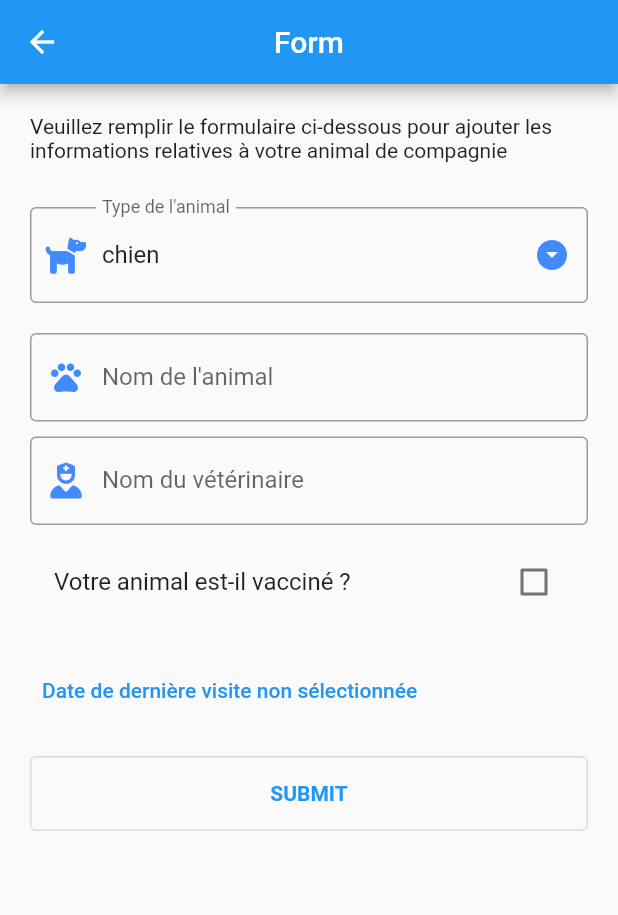
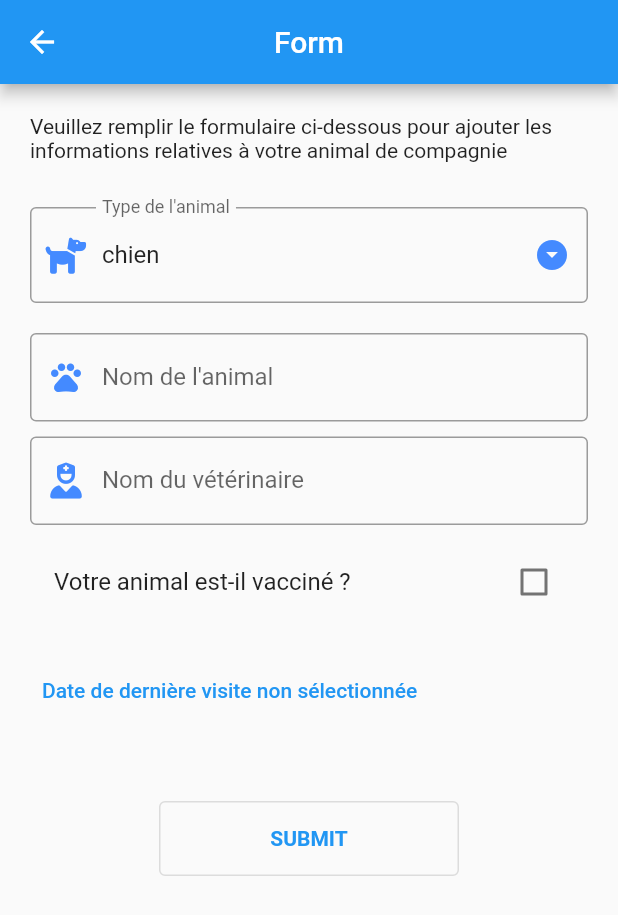
Before and after one commit to remidijoux/petcare, a Flutter app: the carnetSante screen opened directly, on a phone screen of 412 x 824 dp. Shown: the top 915 px of the screen. Run offline on Flutter 3.47's test engine with Material 2 defaults, Android fonts, the phone set to English and light mode, and no system bars; our stand-ins replace firebase_core, font_awesome_flutter; accounts and stored records are empty.

```diff
--- a/lib/main.dart
+++ b/lib/main.dart
@@ -49,7 +49,7 @@ class _MyHomePageState extends State<MyHomePage> {
   void navigateToDestinationPage(BuildContext context) {}
 
   void navigateToFoodRecommendations() {
-    // recommandat-ions de nourriture
+    // recommandations de nourriture
   }
 
   void navigateToAnimalLocation() {
--- /dev/null
+++ b/lib/models/pet_user_model.dart
@@ -0,0 +1,16 @@
+import 'package:flutter/material.dart';
+class PetUser {
+  String? petType;
+  String? petName;
+  String? vetName;
+  bool? isVaccinated;
+  DateTime? lastVisitDate;
+
+  PetUser({
+    this.petType,
+    this.petName,
+    this.vetName,
+    this.isVaccinated,
+    this.lastVisitDate,
+  });
+}
--- a/lib/widgets/carnet_de_sante.dart
+++ b/lib/widgets/carnet_de_sante.dart
@@ -3,6 +3,8 @@ import 'package:petcare/main.dart';
 import 'package:petcare/widgets/details.dart';
 import 'package:font_awesome_flutter/font_awesome_flutter.dart';
 import 'package:intl/intl.dart';
+import 'package:petcare/widgets/submit_btn.dart';
+import 'package:petcare/models/pet_user_model.dart';
 
 class carnetSante extends StatefulWidget {
   const carnetSante({Key? key}) : super(key: key);
@@ -12,12 +14,8 @@ class carnetSante extends StatefulWidget {
 }
 
 class _carnetSanteState extends State<carnetSante> {
-  /*@override
-  void initState() {
-    super.initState();
-    _petnamecontroller.addListener(_updateText);
-  }
-*/
+
+
 
   final Map<String, IconData> _typeIconMap = {
     'chien': FontAwesomeIcons.dog,
@@ -62,9 +60,17 @@ class _carnetSanteState extends State<carnetSante> {
           padding: EdgeInsets.all(20.0),
           child: ListView(
             children: [
-              const Text("Veuillez remplir le formulaire ci-dessous pour ajouter les informations relatives à votre animal de compagnie"),
+              //Todo: add Image
+              const Text(
+                  "Veuillez remplir le formulaire ci-dessous pour ajouter les informations relatives à votre animal de compagnie"),
               const SizedBox(height: 30.0),
 
+              // form
+
+              Form(
+                  key: _formKey,
+                  child: Column(
+                    children: [
                       // Dropdownbutton
                       DropdownButtonFormField(
                         value: _selectedVal,
@@ -97,6 +103,12 @@ class _carnetSanteState extends State<carnetSante> {
 
                       const SizedBox(height: 20.0),
                       TextFormField(
+                        validator: (value) {
+                          if (value == null || value.isEmpty) {
+                            return 'Please enter some text';
+                          } else
+                            null;
+                        },
                         controller: _petnamecontroller,
                         decoration: InputDecoration(
                             labelText: 'Nom de l\'animal',
@@ -107,6 +119,12 @@ class _carnetSanteState extends State<carnetSante> {
                       const SizedBox(height: 10.0),
                       //Use to add space  between Text fields
                       TextFormField(
+                        validator: (value) {
+                          if (value == null || value.isEmpty) {
+                            return 'Please enter some text';
+                          } else
+                            null;
+                        },
                         controller: _petvetcontroller,
                         decoration: InputDecoration(
                             labelText: 'Nom du vétérinaire',
@@ -133,7 +151,7 @@ class _carnetSanteState extends State<carnetSante> {
                       const SizedBox(
                         height: 20.0,
                       ),
-
+                      // DatePicker
                       TextButton(
                         onPressed: () async {
                           final DateTime? picked = await showDatePicker(
@@ -154,40 +172,37 @@ class _carnetSanteState extends State<carnetSante> {
                             _lastVisitDate != null
                                 ? 'Date de dernière visite : ${DateFormat('dd/MM/yyyy').format(_lastVisitDate!)}'
                                 : 'Date de dernière visite non sélectionnée',
-
                           ),
                         ),
                       ),
 
+                      //button submit
+                      const SizedBox(height: 20.0),
+                      submitBtn(
+                      onPress: (){
+
+                        if(_formKey.currentState!.validate()){
+                          PetUser petUser = PetUser();
+
+                          petUser.petName= _petnamecontroller.text   ;
+                          petUser.vetName = _petvetcontroller.text ;
+                          petUser.isVaccinated =_listTileCheckBox! ;
+                          petUser.petType = _selectedVal! ;
+                          petUser.lastVisitDate = _lastVisitDate! ;
+                          Navigator.push(context, MaterialPageRoute(builder: (context){
+                            return Details(petUser: petUser , typeIconMap: _typeIconMap);
+                          }));
+                        }
+                      },)
 
 
-              //button submit
-              const SizedBox(height: 20.0),
-              submitBtn(context),
+
+                    ],
+                  )),
             ],
           ),
         ));
   }
 
-  OutlinedButton submitBtn(BuildContext context) {
-    return OutlinedButton(
-      style: OutlinedButton.styleFrom(minimumSize: const Size(200, 50)),
-      onPressed: () {
-        Navigator.push(
-          context,
-          MaterialPageRoute(
-            builder: (context) {
-              // return details form that has been submited
-              return Details(
-                petName: _petnamecontroller.text,
-                petVet: _petvetcontroller.text,
-              );
-            },
-          ),
-        );
-      },
-      child: Text("Submit".toUpperCase(),
-          style: TextStyle(fontWeight: FontWeight.bold)),
-    );
+
 }
-}
--- /dev/null
+++ b/lib/widgets/submit_btn.dart
@@ -0,0 +1,25 @@
+import 'package:flutter/material.dart';
+
+
+class  submitBtn  extends StatelessWidget {
+  const submitBtn  ({Key? key , required this.onPress}) : super(key: key);
+
+
+  final VoidCallback onPress;
+  @override
+  Widget build(BuildContext context) {
+    return Padding(
+      padding: const EdgeInsets.only(top: 30.0),
+      child: OutlinedButton(
+        style: OutlinedButton.styleFrom(
+    minimumSize: const Size(200, 50),
+    ),
+        onPressed: onPress,
+
+        child: Text("Submit".toUpperCase(),
+            style: TextStyle(fontWeight: FontWeight.bold)
+        ),
+      ),
+    );
+  }
+}
```
Also changed, not shown: lib/widgets/details.dart (added, +75 -0 lines). Lines whose indentation alone changed are shown as unchanged.
